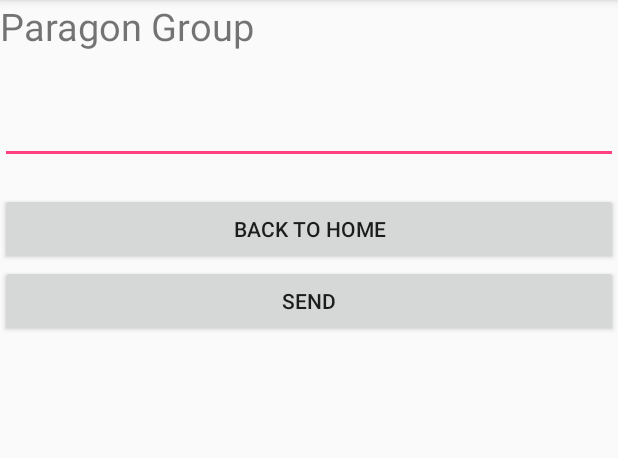
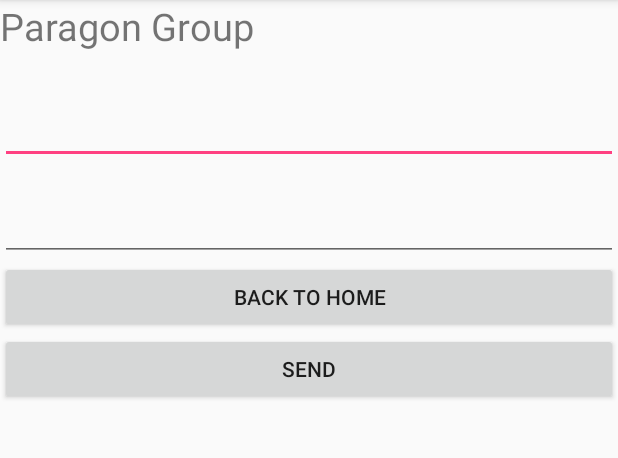
Before and after one commit to abdul-kader138/APDT, an Android app: the screen it shows after launch (ScreenSecond), after a tap on "ABOUT US", on a phone screen of 412 x 824 dp, the part 84-542 px from its top. Run offline under Robolectric (Android 15) with nearby library versions, the phone set to English and light mode, and no system bars.

Commit message:
Auto Complete Text View

```diff
--- a/app/src/main/java/com/example/akader/myapplication/ScreenSecond.java
+++ b/app/src/main/java/com/example/akader/myapplication/ScreenSecond.java
@@ -7,6 +7,9 @@ import android.os.Bundle;
 import android.support.v7.app.AlertDialog;
 import android.support.v7.app.AppCompatActivity;
 import android.view.View;
+import android.widget.AdapterView;
+import android.widget.ArrayAdapter;
+import android.widget.AutoCompleteTextView;
 import android.widget.Button;
 import android.widget.EditText;
 import android.widget.Toast;
@@ -18,6 +21,36 @@ public class ScreenSecond extends AppCompatActivity {
         super.onCreate(savedInstanceState);
         setContentView(R.layout.activity_second);
 
+
+        /*
+        * Check for  Auto Complete Text View
+        * getResources().getStringArray(R.array.countries) - Used to load Data from XMl file        *
+        * ArrayAdapter- Is object of List and its constructor params are ()-
+         * Context,android.R.layout.simple_dropdown_item_1line,arrays
+        * */
+
+        String[] countriesList = getResources().getStringArray(R.array.countries);
+        ArrayAdapter<String> arrayAdapter = new ArrayAdapter<String>(getApplicationContext(), android.R.layout.simple_dropdown_item_1line, countriesList);
+        AutoCompleteTextView autoCompleteTextView = (AutoCompleteTextView) findViewById(R.id.actv);
+        autoCompleteTextView.setAdapter(arrayAdapter);
+        autoCompleteTextView.setThreshold(1);
+
+
+
+         /*
+        * To get Selected Item of Auto Complete Text View
+        * adapterView.getItemAtPosition(i) - here i index of selected value       *
+        * */
+
+
+        autoCompleteTextView.setOnItemClickListener(new AdapterView.OnItemClickListener() {
+            @Override
+            public void onItemClick(AdapterView<?> adapterView, View view, int i, long l) {
+                System.out.println("Get Value of");
+                String text = (String) adapterView.getItemAtPosition(i);
+                System.out.println(text);
+            }
+        });
 
 
 
--- a/app/src/main/res/layout/activity_second.xml
+++ b/app/src/main/res/layout/activity_second.xml
@@ -30,6 +30,12 @@
         android:text=" " />
 
 
+    <AutoCompleteTextView
+        android:layout_width="match_parent"
+        android:layout_height="wrap_content"
+        android:id="@+id/actv"
+        />
+
     <Button
         android:id="@+id/bs"
         android:layout_width="match_parent"
--- a/app/src/main/res/values/strings.xml
+++ b/app/src/main/res/values/strings.xml
@@ -5,4 +5,16 @@
     <string name="buttonAdmin">Admin</string>
     <string name="imageDes">User Image</string>
     <string name="alertMsg">Do you want to close this application ?</string>
+
+    <string-array name="countries" >
+        <item>Australia</item>
+        <item>Bangladesh</item>
+        <item>Canada</item>
+        <item>China</item>
+        <item>Iran</item>
+        <item>Iraq</item>
+        <item>Uganda</item>
+        <item>Turkey</item>
+        <item>Russia</item>
+    </string-array>
 </resources>
```
